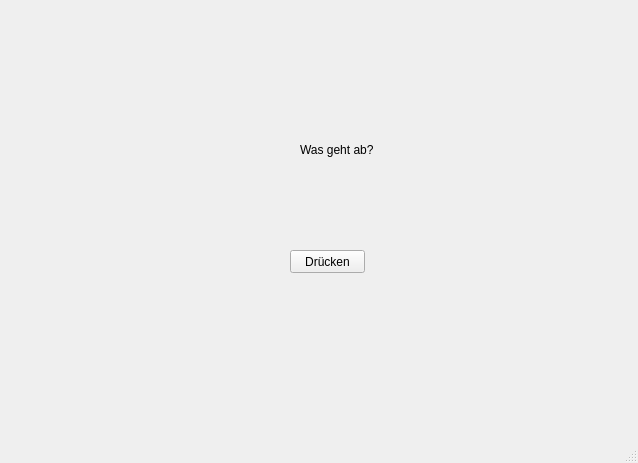
bastike/CRO_Roadbook_QT, file qtdesigner.ui: the form before one commit.
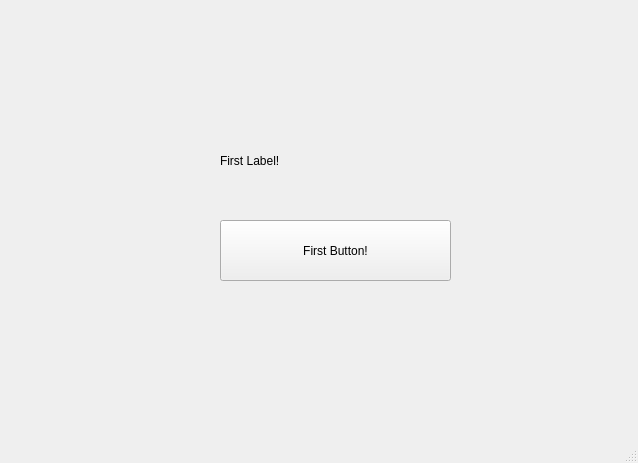
The form after the commit.

Commit message: qrdesigner.ui with first label and button

```diff
--- a/qtdesigner.ui
+++ b/qtdesigner.ui
@@ -17,27 +17,27 @@
    <widget class="QPushButton" name="button1">
     <property name="geometry">
      <rect>
-      <x>290</x>
-      <y>250</y>
-      <width>75</width>
-      <height>23</height>
+      <x>220</x>
+      <y>220</y>
+      <width>231</width>
+      <height>61</height>
      </rect>
     </property>
     <property name="text">
-     <string>Drücken</string>
+     <string>First Button!</string>
     </property>
    </widget>
    <widget class="QLabel" name="label1">
     <property name="geometry">
      <rect>
-      <x>300</x>
-      <y>140</y>
-      <width>101</width>
-      <height>20</height>
+      <x>220</x>
+      <y>130</y>
+      <width>221</width>
+      <height>61</height>
      </rect>
     </property>
     <property name="text">
-     <string>Was geht ab?</string>
+     <string>First Label!</string>
     </property>
    </widget>
   </widget>
```
